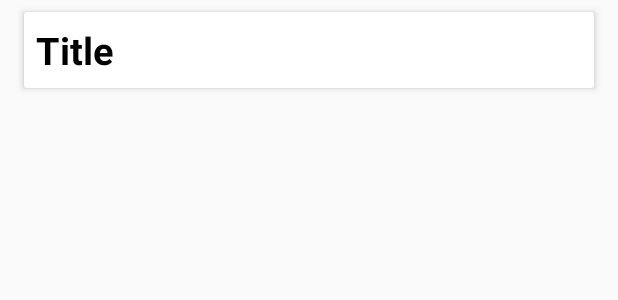
After one commit to JerzyJerzu/PackIt, an Android app: the layout trip_cell.xml on its own in the app's theme, with its tools: preview values and no code run, on a phone screen of 412 x 824 dp. The commit adds this screen. Shown: the top 300 px of the screen. Run offline under Robolectric (Android 15) with nearby library versions, the phone set to English and light mode, and no system bars.

```diff
--- a/app/src/main/res/layout/activity_main.xml
+++ b/app/src/main/res/layout/activity_main.xml
@@ -8,8 +8,8 @@
 
     <ListView
         android:id="@+id/TripsList"
-        android:layout_width="411dp"
-        android:layout_height="663dp"
+        android:layout_width="match_parent"
+        android:layout_height="666dp"
         app:layout_constraintBottom_toBottomOf="parent"
         app:layout_constraintEnd_toEndOf="parent"
         app:layout_constraintHorizontal_bias="0.0"
--- /dev/null
+++ b/app/src/main/res/layout/trip_cell.xml
@@ -0,0 +1,25 @@
+<androidx.cardview.widget.CardView
+    xmlns:android="http://schemas.android.com/apk/res/android"
+    xmlns:app="http://schemas.android.com/apk/res-auto"
+    android:layout_height="wrap_content"
+    android:layout_width="match_parent"
+    app:cardElevation="3dp"
+    android:layout_marginHorizontal="16dp"
+    android:layout_marginVertical="8dp">
+
+    <RelativeLayout
+        android:layout_width="match_parent"
+        android:layout_height="wrap_content"
+        android:padding="8dp">
+
+        <TextView
+            android:id="@+id/TripName"
+            android:layout_width="match_parent"
+            android:layout_height="wrap_content"
+            android:maxLines="1"
+            android:text="Title"
+            android:textColor="@color/black"
+            android:textSize="25sp"
+            android:textStyle="bold" />
+    </RelativeLayout>
+</androidx.cardview.widget.CardView>
```
Also changed, not shown: app/src/main/java/com/example/packit/AcitivityEditTrip.java (+15 -2 lines), app/src/main/java/com/example/packit/DatabaseHelper.java (added, +85 -0 lines), app/src/main/java/com/example/packit/MainActivity.java (+18 -17 lines), app/src/main/java/com/example/packit/Trip.java (+10 -1 lines), app/src/main/java/com/example/packit/TripAdapter.java (added, +36 -0 lines).
